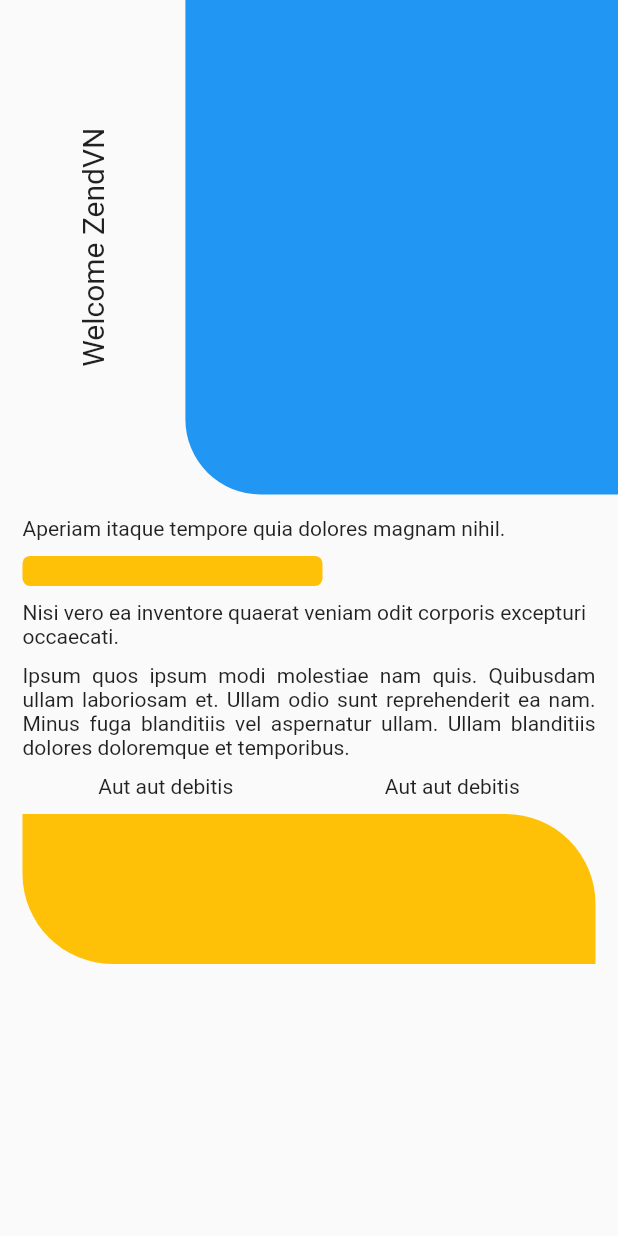
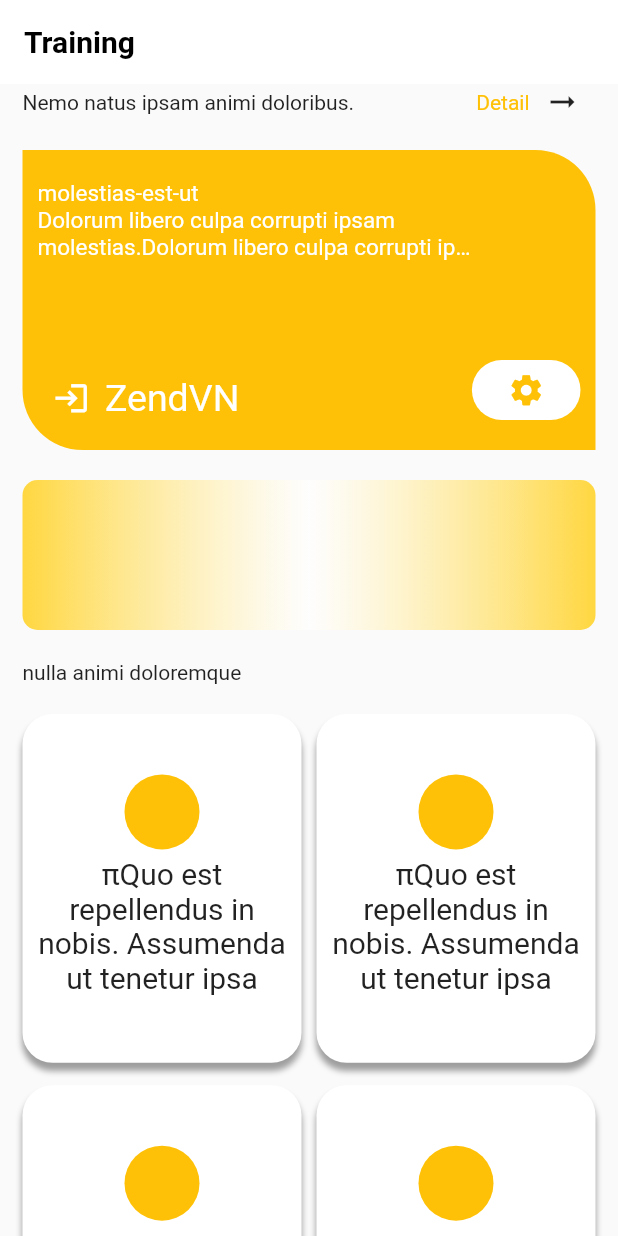
Before and after one commit to bhtri/zendvn_flutter_online, a Flutter app: the screen it shows after launch, on a phone screen of 412 x 824 dp. Run offline on Flutter 3.47's test engine with Material 2 defaults, Android fonts, the phone set to English and light mode, and no system bars.

Commit message:
🚧 bt08

```diff
--- /dev/null
+++ b/lib/page/bt08.dart
@@ -0,0 +1,206 @@
+import 'package:flutter/material.dart';
+
+class BT08 extends StatelessWidget {
+  const BT08({super.key});
+
+  @override
+  Widget build(BuildContext context) {
+    return Scaffold(
+      appBar: AppBar(
+        centerTitle: false,
+        backgroundColor: Colors.white,
+        elevation: 0,
+        title: const Text(
+          'Training',
+          style: TextStyle(
+            color: Colors.black,
+            fontSize: 20,
+            fontWeight: FontWeight.bold,
+          ),
+        ),
+      ),
+      body: SingleChildScrollView(
+        child: Padding(
+          padding: const EdgeInsets.symmetric(horizontal: 15),
+          child: Column(
+            crossAxisAlignment: CrossAxisAlignment.start,
+            children: [
+              const Row(
+                mainAxisAlignment: MainAxisAlignment.spaceBetween,
+                children: [
+                  Text('Nemo natus ipsam animi doloribus.'),
+                  Row(
+                    children: [
+                      Text(
+                        'Detail',
+                        style: TextStyle(color: Colors.amber),
+                      ),
+                      Padding(
+                        padding: EdgeInsets.symmetric(horizontal: 10),
+                        child: Icon(Icons.arrow_right_alt_outlined),
+                      ),
+                    ],
+                  ),
+                ],
+              ),
+              Container(
+                margin: const EdgeInsets.symmetric(vertical: 20),
+                padding:
+                    const EdgeInsets.symmetric(horizontal: 10, vertical: 20),
+                height: 200,
+                width: double.infinity,
+                decoration: const BoxDecoration(
+                  color: Colors.amber,
+                  borderRadius: BorderRadius.only(
+                    topRight: Radius.circular(40),
+                    bottomLeft: Radius.circular(40),
+                  ),
+                ),
+                child: Row(
+                  crossAxisAlignment: CrossAxisAlignment.end,
+                  children: [
+                    const Expanded(
+                      flex: 8,
+                      child: Column(
+                        mainAxisAlignment: MainAxisAlignment.spaceBetween,
+                        children: [
+                          Column(
+                            crossAxisAlignment: CrossAxisAlignment.start,
+                            children: [
+                              Text(
+                                'molestias-est-ut',
+                                style: TextStyle(
+                                  color: Colors.white,
+                                  fontSize: 15,
+                                ),
+                              ),
+                              Text(
+                                'Dolorum libero culpa corrupti ipsam molestias.Dolorum libero culpa corrupti ipsam molestias.',
+                                style: TextStyle(
+                                  color: Colors.white,
+                                  fontSize: 15,
+                                ),
+                                maxLines: 2,
+                                overflow: TextOverflow.ellipsis,
+                              ),
+                            ],
+                          ),
+                          Row(
+                            children: [
+                              SizedBox(width: 10),
+                              Icon(
+                                Icons.login,
+                                size: 25,
+                                color: Colors.white,
+                              ),
+                              SizedBox(width: 10),
+                              Text(
+                                'ZendVN',
+                                style: TextStyle(
+                                  color: Colors.white,
+                                  fontSize: 25,
+                                ),
+                              ),
+                            ],
+                          ),
+                        ],
+                      ),
+                    ),
+                    Expanded(
+                      flex: 2,
+                      child: Container(
+                        // width: 60,
+                        height: 40,
+                        decoration: const BoxDecoration(
+                          color: Colors.white,
+                          borderRadius: BorderRadius.all(Radius.circular(30)),
+                        ),
+                        child: const Icon(
+                          Icons.settings,
+                          size: 25,
+                          color: Colors.amber,
+                        ),
+                      ),
+                    ),
+                  ],
+                ),
+              ),
+              Container(
+                margin: const EdgeInsets.only(bottom: 20),
+                height: 100,
+                width: double.infinity,
+                decoration: const BoxDecoration(
+                  color: Colors.amber,
+                  borderRadius: BorderRadius.all(Radius.circular(10)),
+                  gradient: LinearGradient(
+                    colors: [
+                      Colors.amberAccent,
+                      Colors.white70,
+                      Colors.amberAccent,
+                    ],
+                    begin: Alignment.centerLeft,
+                    end: Alignment.centerRight,
+                  ),
+                ),
+              ),
+              const Text('nulla animi doloremque'),
+              const SizedBox(height: 20),
+              GridView(
+                physics: const NeverScrollableScrollPhysics(),
+                shrinkWrap: true,
+                gridDelegate: const SliverGridDelegateWithFixedCrossAxisCount(
+                  crossAxisSpacing: 10,
+                  mainAxisSpacing: 15,
+                  crossAxisCount: 2,
+                  childAspectRatio: 4 / 5,
+                ),
+                children: List.generate(
+                  20,
+                  (index) => Container(
+                    decoration: BoxDecoration(
+                      color: Colors.white,
+                      borderRadius: BorderRadius.circular(20),
+                      boxShadow: const [
+                        BoxShadow(
+                          color: Colors.grey,
+                          // spreadRadius: 1,
+                          blurRadius: 3,
+                          offset: Offset(0, 5),
+                        ),
+                      ],
+                    ),
+                    child: Column(
+                      mainAxisAlignment: MainAxisAlignment.center,
+                      children: [
+                        Container(
+                          height: 50,
+                          width: 50,
+                          decoration: const BoxDecoration(
+                            color: Colors.amber,
+                            shape: BoxShape.circle,
+                          ),
+                        ),
+                        const Padding(
+                          padding:
+                              EdgeInsets.symmetric(horizontal: 10, vertical: 5),
+                          child: Text(
+                            'πQuo est repellendus in nobis. Assumenda ut tenetur ipsa ducimus totam. Ratione neque reiciendis iure praesentium. Assumenda sapiente sed qui voluptatum. Vel sapiente saepe recusandae repudiandae.',
+                            style: TextStyle(
+                              fontSize: 20,
+                            ),
+                            textAlign: TextAlign.center,
+                            maxLines: 4,
+                          ),
+                        ),
+                      ],
+                    ),
+                  ),
+                ),
+              )
+            ],
+          ),
+        ),
+      ),
+    );
+  }
+}
--- a/lib/page/my_app.dart
+++ b/lib/page/my_app.dart
@@ -1,11 +1,11 @@
 import 'package:flutter/material.dart';
-import 'package:zendvn_online/page/bt07.dart';
+import 'package:zendvn_online/page/bt08.dart';
 
 class MyApp extends StatelessWidget {
   const MyApp({super.key});
 
   @override
   Widget build(BuildContext context) {
-    return const BT07();
+    return const BT08();
   }
 }
```
